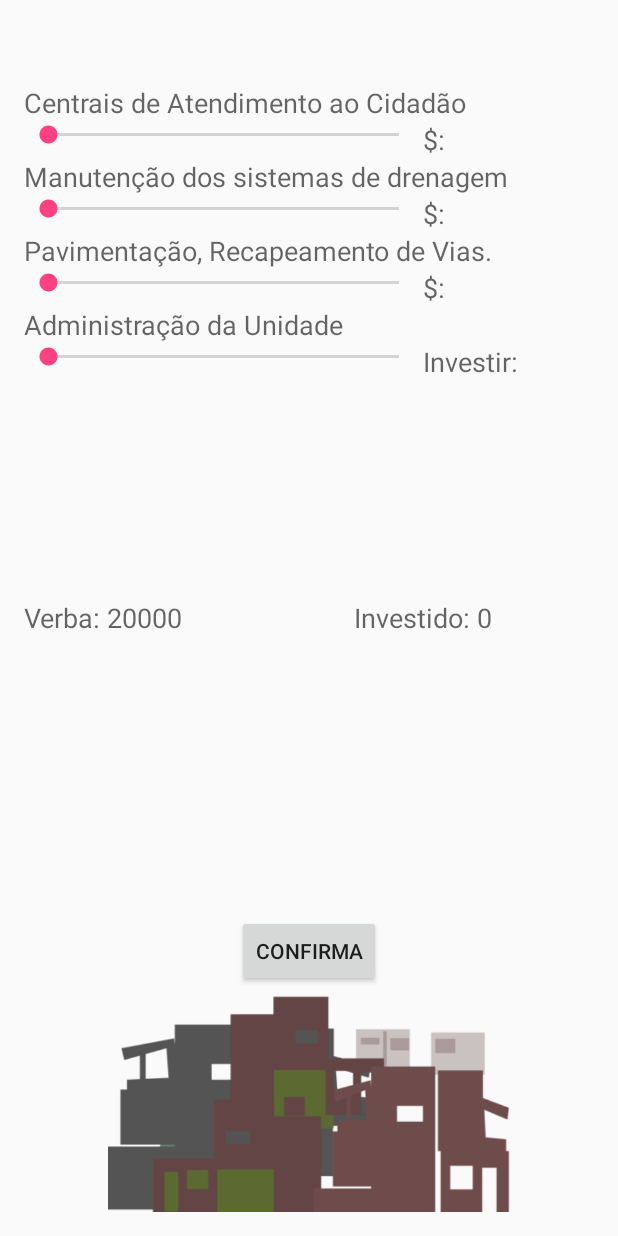
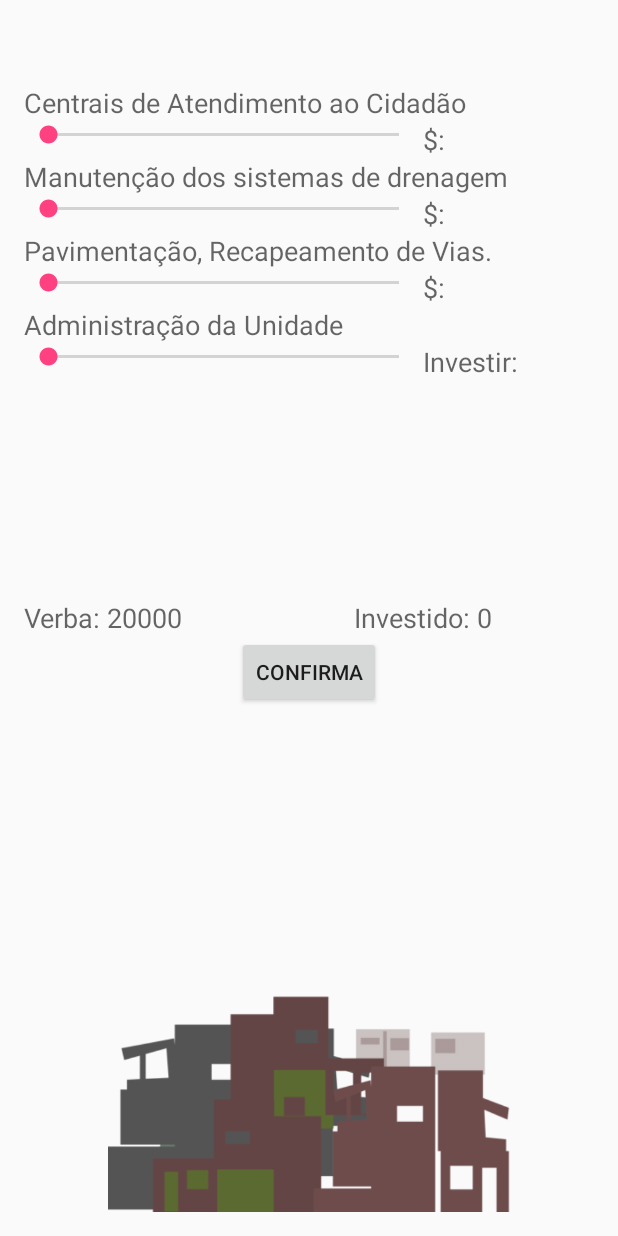
Before and after one commit to aee-fsi/SimSampa, an Android app: the Subprefeitura screen opened directly, with no data from a screen before it, on a phone screen of 412 x 824 dp. Run offline under Robolectric (Android 15) with nearby library versions, the phone set to English and light mode, and no system bars.

Commit message:
é isso ae

```diff
--- a/app/src/main/res/layout/content_subprefeitura.xml
+++ b/app/src/main/res/layout/content_subprefeitura.xml
@@ -20,11 +20,11 @@
             android:id="@+id/linearLayout"
             android:layout_width="wrap_content"
             android:layout_height="wrap_content"
-            android:orientation="vertical"
-            android:layout_alignParentRight="true"
             android:layout_alignParentEnd="true"
             android:layout_alignParentLeft="true"
-            android:layout_alignParentStart="true">
+            android:layout_alignParentRight="true"
+            android:layout_alignParentStart="true"
+            android:orientation="vertical">
 
 
 
@@ -48,8 +48,8 @@
                 <SeekBar
                     android:id="@+id/seekBar"
                     android:layout_width="0dp"
-                    android:layout_weight=".70"
-                    android:layout_height="wrap_content"/>
+                    android:layout_height="wrap_content"
+                    android:layout_weight=".70" />
                 <TextView
                     android:id="@+id/textViewSeekBar"
                     android:layout_width="0dp"
@@ -71,13 +71,13 @@
                 <SeekBar
                     android:id="@+id/seekBar2"
                     android:layout_width="0dp"
-                    android:layout_weight=".70"
-                    android:layout_height="wrap_content" />
+                    android:layout_height="wrap_content"
+                    android:layout_weight=".70" />
                 <TextView
                     android:id="@+id/textViewSeekBar2"
                     android:layout_width="0dp"
+                    android:layout_height="wrap_content"
                     android:layout_weight=".30"
-                    android:layout_height="wrap_content"
                     android:text="$: "
                     android:textAppearance="?android:attr/textAppearanceMedium" />
             </LinearLayout>
@@ -95,13 +95,13 @@
               <SeekBar
                 android:id="@+id/seekBar3"
                 android:layout_width="0dp"
-                android:layout_weight="0.7"
-                android:layout_height="wrap_content" />
+                  android:layout_height="wrap_content"
+                  android:layout_weight="0.7" />
             <TextView
                 android:id="@+id/textViewSeekBar3"
                 android:layout_width="0dp"
+                android:layout_height="wrap_content"
                 android:layout_weight="0.3"
-                android:layout_height="wrap_content"
                 android:text="$: "
                 android:textAppearance="?android:attr/textAppearanceMedium" />
             </LinearLayout>
@@ -119,14 +119,14 @@
             <SeekBar
                 android:id="@+id/seekBar4"
                 android:layout_width="0dp"
-                android:layout_weight="0.7"
                 android:layout_height="wrap_content"
-                android:layout_gravity="center_horizontal" />
+                android:layout_gravity="center_horizontal"
+                android:layout_weight="0.7" />
             <TextView
                 android:id="@+id/textViewSeekBar4"
                 android:layout_width="0dp"
+                android:layout_height="wrap_content"
                 android:layout_weight="0.3"
-                android:layout_height="wrap_content"
                 android:text="Investir: "
                 android:textAppearance="?android:attr/textAppearanceMedium" />
         </LinearLayout>
@@ -138,42 +138,42 @@
             android:id="@+id/imageView"
             android:layout_width="match_parent"
             android:layout_height="150dp"
-            android:src="@drawable/casinhas"
             android:layout_alignParentBottom="true"
             android:layout_alignParentLeft="true"
-            android:layout_alignParentStart="true" />
+            android:layout_alignParentStart="true"
+            android:src="@drawable/casinhas" />
 
     <TextView
         android:id="@+id/textViewValorDisponivel"
         android:layout_width="wrap_content"
         android:layout_height="wrap_content"
+        android:layout_alignParentLeft="true"
+        android:layout_alignParentStart="true"
+        android:layout_centerVertical="true"
         android:text="Disponível:"
-        android:textAppearance="?android:attr/textAppearanceMedium"
-        android:layout_centerVertical="true"
-        android:layout_alignParentLeft="true"
-        android:layout_alignParentStart="true" />
+        android:textAppearance="?android:attr/textAppearanceMedium" />
 
     <TextView
         android:id="@+id/textViewValorInvestido"
         android:layout_width="wrap_content"
         android:layout_height="wrap_content"
+        android:layout_alignEnd="@+id/linearLayout"
+        android:layout_alignRight="@+id/linearLayout"
+        android:layout_alignTop="@+id/textViewValorDisponivel"
+        android:layout_marginEnd="68dp"
+        android:layout_marginRight="68dp"
         android:text="Investido: "
-        android:textAppearance="?android:attr/textAppearanceMedium"
-        android:layout_marginRight="68dp"
-        android:layout_marginEnd="68dp"
-        android:layout_alignTop="@+id/textViewValorDisponivel"
-        android:layout_alignRight="@+id/linearLayout"
-        android:layout_alignEnd="@+id/linearLayout" />
+        android:textAppearance="?android:attr/textAppearanceMedium" />
 
     <Button
+        android:id="@+id/buttonConfirma"
         style="?android:attr/buttonStyleSmall"
         android:layout_width="wrap_content"
         android:layout_height="wrap_content"
-        android:text="Confirma"
-        android:id="@+id/buttonConfirma"
-        android:layout_above="@+id/imageView"
+        android:layout_below="@+id/textViewValorInvestido"
         android:layout_centerHorizontal="true"
-        android:onClick="confirmaBotao"/>
+        android:onClick="confirmaBotao"
+        android:text="Confirma" />
 
 
 </RelativeLayout>
```
